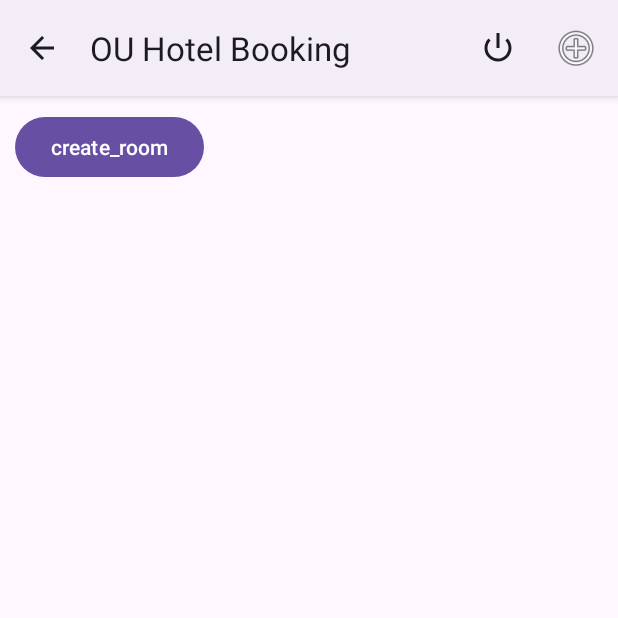
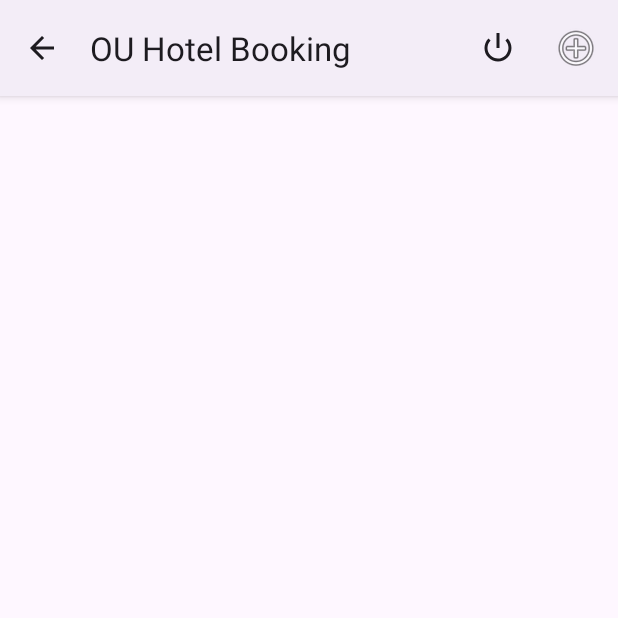
Before and after one commit to cuongnt02/OUHotelBooking, an Android app: the AdminRoomActivity screen opened directly, with no data from a screen before it, on a phone screen of 412 x 824 dp, the top half of it. Run offline under Robolectric (Android 15) with nearby library versions, the phone set to English and light mode, and no system bars; Roboto replaces fonts that are not available here; 2 statements that could not run were skipped.

Commit message:
fix bugs

```diff
--- a/app/src/main/java/com/example/ouhotelbooking/controllers/HotelDetailActivity.java
+++ b/app/src/main/java/com/example/ouhotelbooking/controllers/HotelDetailActivity.java
@@ -9,6 +9,7 @@ import android.view.Menu;
 import android.view.MenuItem;
 import android.view.View;
 import android.widget.Button;
+import android.widget.ImageView;
 import android.widget.TextView;
 
 import androidx.annotation.NonNull;
@@ -18,12 +19,14 @@ import androidx.appcompat.app.AppCompatActivity;
 import com.example.ouhotelbooking.R;
 import com.example.ouhotelbooking.data.datasource.HotelDataSource;
 import com.example.ouhotelbooking.data.model.Hotel;
+import com.example.ouhotelbooking.utils.DbBitmapUtil;
 
 public class HotelDetailActivity extends AppCompatActivity {
     public static final String EXTRA_HOTEL = "com.ntc.ouhotelbooking.controllers.hotel";
     private TextView hotelDetailTitle;
     private TextView hotelDetailAddress;
     private Button hotelDetailButton;
+    private ImageView hotelImageView;
 
     public static Intent createIntent(Context packageContext, int hotelId) {
         Intent intent = new Intent(packageContext, HotelDetailActivity.class);
@@ -39,10 +42,13 @@ public class HotelDetailActivity extends AppCompatActivity {
         hotelDataSource.open();
         Hotel hotel = hotelDataSource.getHotel(this.getIntent().getIntExtra(EXTRA_HOTEL, 0));
 //        hotelDataSource.close();
+        hotelImageView = findViewById(R.id.imageView);
         hotelDetailTitle = (TextView) findViewById(R.id.hotel_detail_title);
         hotelDetailAddress = (TextView) findViewById(R.id.hotel_detail_address);
         hotelDetailButton = (Button) findViewById(R.id.booking_button);
         hotelDetailTitle.setText(hotel.getName());
+        hotelDetailAddress.setText(hotel.getDescription());
+        hotelImageView.setImageBitmap(DbBitmapUtil.getImage(hotel.getPicture()));
         hotelDetailButton.setOnClickListener(btn -> {
             Intent intent = RoomChoiceActivity.createIntent(this, hotel.getId());
             startActivity(intent);
--- a/app/src/main/java/com/example/ouhotelbooking/controllers/admin/AdminRoomActivity.java
+++ b/app/src/main/java/com/example/ouhotelbooking/controllers/admin/AdminRoomActivity.java
@@ -32,7 +32,6 @@ public class AdminRoomActivity extends AppCompatActivity {
 
     private HotelDataSource hotelDataSource;
     private RoomDataSource roomDataSource;
-    private Button createRoomButton;
 
     public static Intent createIntent(Context packageContext,int hotelId) {
         Intent intent = new Intent(packageContext, AdminRoomActivity.class);
@@ -45,7 +44,7 @@ public class AdminRoomActivity extends AppCompatActivity {
         hotelDataSource.open();
         roomDataSource.open();
         Hotel hotel = hotelDataSource.getHotel(this.getIntent().getIntExtra(EXTRA_HOTEL, 0));
-        List<Room> rooms = roomDataSource.getHotelRooms(hotel.getId());
+        List<Room> rooms = roomDataSource.getRooms(hotel.getId());
         if (roomAdapter == null) {
             roomAdapter = new RoomAdapter(this, true);
         } else {
@@ -68,14 +67,10 @@ public class AdminRoomActivity extends AppCompatActivity {
         super.onCreate(savedInstanceState);
         setContentView(R.layout.layout_admin_room);
         roomRecyclerView = (RecyclerView) findViewById(R.id.admin_room_list);
-        createRoomButton = (Button) findViewById(R.id.admin_room_create_button);
         roomRecyclerView.setLayoutManager(new LinearLayoutManager(this));
         hotelDataSource = new HotelDataSource(this);
         roomDataSource = new RoomDataSource(this);
 
-        createRoomButton.setOnClickListener(btn -> {
-            createRoom();
-        });
 
     }
     @Override
--- a/app/src/main/java/com/example/ouhotelbooking/data/datasource/BookingDataSource.java
+++ b/app/src/main/java/com/example/ouhotelbooking/data/datasource/BookingDataSource.java
@@ -116,7 +116,6 @@ public class BookingDataSource {
 
     private ContentValues createBookingValues(Booking booking) {
         ContentValues values = new ContentValues();
-        values.put(BookingDb.COLUMN_ID, booking.getId());
         values.put(BookingDb.COLUMN_CHECK_IN, DateFormatterUtils.formatDate(booking.getCheckIn()));
         values.put(BookingDb.COLUMN_CHECK_OUT, DateFormatterUtils.formatDate(booking.getCheckOut()));
         values.put(BookingDb.COLUMN_TOTAL_PRICE, booking.getTotalPrice());
--- a/app/src/main/res/layout/layout_admin_room.xml
+++ b/app/src/main/res/layout/layout_admin_room.xml
@@ -9,11 +9,5 @@
         android:id="@+id/admin_room_list"
         android:layout_width="match_parent"
         android:layout_height="wrap_content"/>
-    <Button
-        android:id="@+id/admin_room_create_button"
-        android:layout_width="wrap_content"
-        android:layout_height="wrap_content"
-        android:layout_margin="10dp"
-        android:text="create_room"/>
 
 </LinearLayout>
--- a/app/src/main/res/layout/layout_admin_user.xml
+++ b/app/src/main/res/layout/layout_admin_user.xml
@@ -8,8 +8,4 @@
         android:id="@+id/admin_user_list"
         android:layout_width="match_parent"
         android:layout_height="wrap_content"/>
-    <Button
-        android:id="@+id/admin_user_create"
-        android:layout_width="wrap_content"
-        android:layout_height="wrap_content"/>
 </LinearLayout>
--- a/app/src/main/res/layout/layout_room_list_row.xml
+++ b/app/src/main/res/layout/layout_room_list_row.xml
@@ -4,7 +4,7 @@
     xmlns:tools="http://schemas.android.com/tools"
     android:id="@+id/frameLayout"
     android:layout_width="match_parent"
-    android:layout_height="match_parent"
+    android:layout_height="wrap_content"
     android:background="@color/white"
     android:padding="10dp">
 
--- a/app/src/main/res/layout/layout_search_list_row.xml
+++ b/app/src/main/res/layout/layout_search_list_row.xml
@@ -14,7 +14,8 @@
         android:layout_width="wrap_content"
         android:layout_height="match_parent"
         android:orientation="vertical"
-        android:layout_gravity="center">
+        android:layout_gravity="center"
+        android:layout_marginStart="30dp">
 
         <TextView
             android:id="@+id/layout_search_list_item_title"
--- a/app/src/main/res/layout/layout_user_detail.xml
+++ /dev/null
@@ -1,6 +0,0 @@
-<?xml version="1.0" encoding="utf-8"?>
-<androidx.constraintlayout.widget.ConstraintLayout xmlns:android="http://schemas.android.com/apk/res/android"
-    android:layout_width="match_parent"
-    android:layout_height="match_parent">
-
-</androidx.constraintlayout.widget.ConstraintLayout>
```
Also changed, not shown: app/src/main/java/com/example/ouhotelbooking/controllers/RoomDetailActivity.java (+8 -0 lines), app/src/main/java/com/example/ouhotelbooking/controllers/admin/AdminUserActivity.java (+0 -8 lines), app/src/main/res/layout/activity_master.xml (deleted, +0 -8 lines).
